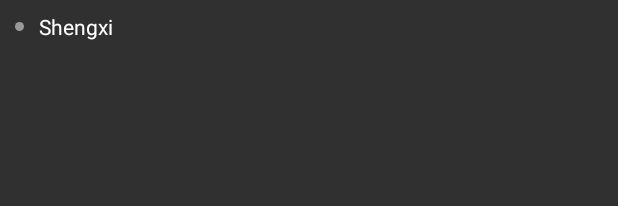
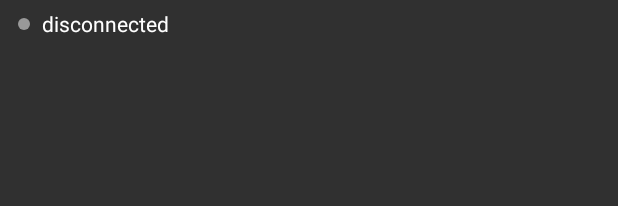
Before and after one commit to easemob/liveroom-android, an Android app: the layout layout_talker_member.xml on its own in the app's theme, with its tools: preview values and no code run, on a phone screen of 412 x 824 dp. Shown: the top 206 px of the screen. Run offline under Robolectric (Android 15) with nearby library versions, the phone set to English and light mode, and no system bars; network calls fail.

Commit message:
update ui style

```diff
--- a/app/src/main/res/layout/activity_members.xml
+++ b/app/src/main/res/layout/activity_members.xml
@@ -54,6 +54,7 @@
             style="@style/login_input_style"
             android:layout_marginRight="5dp"
             android:layout_toLeftOf="@+id/btn_search"
+            android:paddingRight="5dp"
             android:hint="搜索" />
     </RelativeLayout>
 
--- a/app/src/main/res/layout/fragment_chatroom.xml
+++ b/app/src/main/res/layout/fragment_chatroom.xml
@@ -35,6 +35,7 @@
             style="@style/login_input_style"
             android:layout_marginRight="5dp"
             android:layout_toLeftOf="@+id/btn_search"
+            android:paddingRight="5dp"
             android:hint="输入房间名称" />
     </RelativeLayout>
 
--- a/app/src/main/res/layout/layout_talker_member.xml
+++ b/app/src/main/res/layout/layout_talker_member.xml
@@ -3,19 +3,18 @@
     android:layout_width="match_parent"
     android:layout_height="wrap_content"
     android:orientation="vertical"
-    android:paddingLeft="10dp"
-    android:paddingTop="4dp"
-    android:paddingRight="10dp"
-    android:paddingBottom="4dp">
+    android:paddingLeft="12dp"
+    android:paddingRight="12dp"
+    >
 
     <RelativeLayout
         android:layout_width="match_parent"
-        android:layout_height="28dp">
+        android:layout_height="32dp">
 
         <View
             android:id="@+id/indicator_talker"
-            android:layout_width="6dp"
-            android:layout_height="6dp"
+            android:layout_width="8dp"
+            android:layout_height="8dp"
             android:layout_centerVertical="true"
             android:background="@drawable/em_dot_off" />
 
@@ -24,21 +23,21 @@
             android:layout_width="wrap_content"
             android:layout_height="wrap_content"
             android:layout_centerVertical="true"
-            android:layout_marginLeft="10dp"
+            android:layout_marginLeft="8dp"
             android:layout_toRightOf="@+id/indicator_talker"
             android:ellipsize="end"
-            android:maxWidth="60dp"
+            android:maxWidth="200dp"
             android:singleLine="true"
-            android:text="Shengxi"
+            android:text="disconnected"
             android:textColor="@color/text_normal"
             android:textSize="14sp" />
 
         <ImageView
             android:id="@+id/iv_king"
-            android:layout_width="15dp"
-            android:layout_height="15dp"
+            android:layout_width="wrap_content"
+            android:layout_height="wrap_content"
             android:layout_centerVertical="true"
-            android:layout_marginLeft="10dp"
+            android:layout_marginLeft="5dp"
             android:layout_toRightOf="@+id/txt_name"
             android:src="@drawable/em_ic_king"
             android:visibility="gone" />
@@ -55,8 +54,9 @@
 
         <ImageView
             android:id="@+id/indicator_talking"
-            android:layout_width="wrap_content"
-            android:layout_height="wrap_content"
+            android:layout_width="9dp"
+            android:layout_height="16dp"
+            android:scaleType="centerCrop"
             android:layout_alignParentRight="true"
             android:layout_centerVertical="true"
             android:visibility="gone" />
@@ -65,8 +65,9 @@
     <LinearLayout
         android:id="@+id/container_btn"
         android:layout_width="match_parent"
-        android:layout_height="22dp"
+        android:layout_height="wrap_content"
         android:layout_marginLeft="16dp"
+        android:layout_marginBottom="4dp"
         android:gravity="center_vertical"
         android:orientation="horizontal"
         android:visibility="gone" />
--- a/app/src/main/res/values/colors.xml
+++ b/app/src/main/res/values/colors.xml
@@ -10,6 +10,7 @@
     <color name="btn_register_pressed">#00acff</color>
 
     <color name="text_normal">#FFFFFF</color>
+    <color name="text_disable">#333333</color>
     <color name="text_hint">#99FFFFFF</color>
 
     <color name="gray">#999999</color>
```
Also changed, not shown: app/src/main/java/com/hyphenate/liveroom/ui/VoiceChatFragment.java (+28 -26 lines), app/src/main/java/com/hyphenate/liveroom/widgets/BorderTextButton.java (+14 -1 lines), app/src/main/java/com/hyphenate/liveroom/widgets/IBorderView.java (+14 -3 lines), app/src/main/java/com/hyphenate/liveroom/widgets/TalkerView.java (+12 -3 lines).
